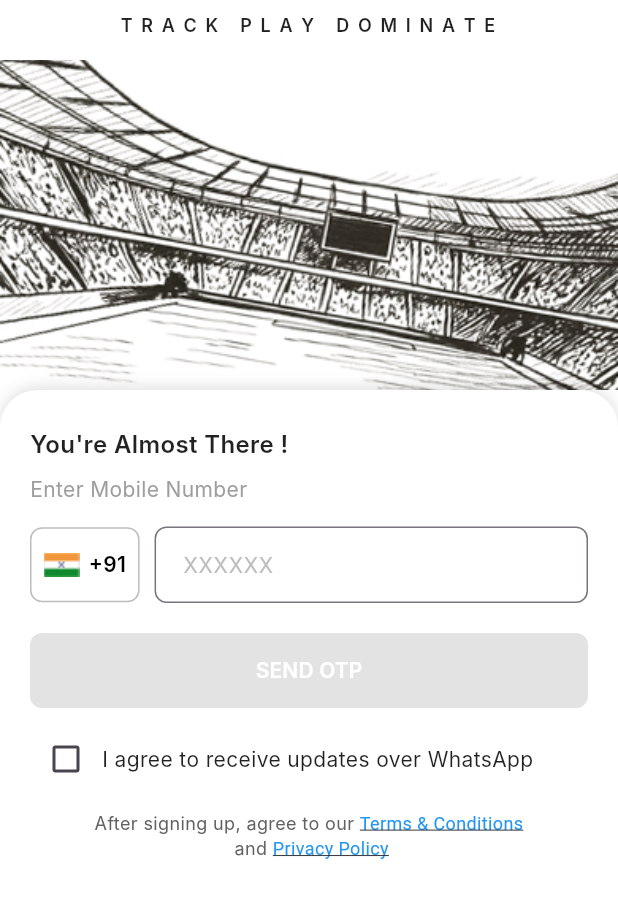
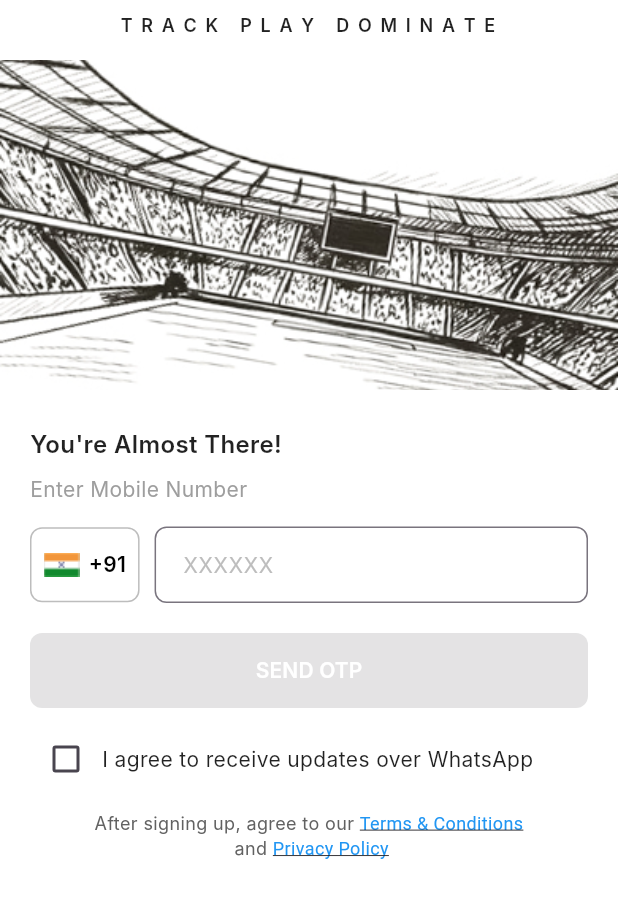
Before and after one commit to hirarajpoot/sports, a Flutter app: the screen it shows after launch, after a tap on "KICK OFF", on a phone screen of 412 x 824 dp, the part 210-1128 px from its top. Run offline on Flutter 3.47's test engine with Material 3 defaults, Android fonts, the phone set to English and light mode, and no system bars; our stand-ins replace get, share_plus; Roboto replaces fonts that are missing (Inter).

Commit message:
sports app

```diff
--- a/lib/AppUi/AppScreens/add_players_screen.dart
+++ b/lib/AppUi/AppScreens/add_players_screen.dart
@@ -14,6 +14,7 @@ class AddPlayersScreen extends StatelessWidget {
     final controller = Get.put(AddPlayersController());
 
     return Scaffold(
+      backgroundColor: Colors.white,
       body: Stack(
         children: [
           const BackgroundLayer(),
--- a/lib/AppUi/AppScreens/authScreens/signup_screen.dart
+++ b/lib/AppUi/AppScreens/authScreens/signup_screen.dart
@@ -8,45 +8,29 @@ import 'SignupScreen-Widgets/widgets/whatsapp_checkbox.dart';
 import 'SignupScreen-Widgets/widgets/terms_and_privacy.dart';
 
 class SignupScreen extends StatelessWidget {
-  final TextEditingController phoneController = TextEditingController();
+  final SignupController controller = Get.put(SignupController());
 
   SignupScreen({super.key});
 
   @override
   Widget build(BuildContext context) {
-    return GetBuilder<SignupController>(
-      init: SignupController(),
-      builder: (controller) {
     return Scaffold(
       backgroundColor: Colors.white,
       body: SafeArea(
         child: Column(
           children: [
-                const TopSection(), // ✅ Directly using Common-Widgets
+            const TopSection(), // ✅ Common Header
             Expanded(
-                  child: Container(
-                    width: double.infinity,
-                    decoration: BoxDecoration(
-                      color: Colors.white,
-                      borderRadius: BorderRadius.only(
-                        topLeft: Radius.circular(25),
-                        topRight: Radius.circular(25),
+              child: SingleChildScrollView(
+                padding: const EdgeInsets.symmetric(
+                  horizontal: 20,
+                  vertical: 25,
                 ),
-                      boxShadow: [
-                        BoxShadow(
-                          color: Colors.black12,
-                          blurRadius: 8,
-                          offset: Offset(0, -2),
-                        ),
-                      ],
-                    ),
-                    padding: EdgeInsets.symmetric(horizontal: 20, vertical: 25),
-                    child: SingleChildScrollView(
                 child: Column(
                   crossAxisAlignment: CrossAxisAlignment.start,
                   children: [
-                          Text(
-                            "You're Almost There !",
+                    const Text(
+                      "You're Almost There!",
                       style: TextStyle(
                         fontFamily: 'Inter',
                         fontSize: 16,
@@ -54,7 +38,7 @@ class SignupScreen extends StatelessWidget {
                         color: Colors.black87,
                       ),
                     ),
-                          SizedBox(height: 8),
+                    const SizedBox(height: 8),
                     Text(
                       "Enter Mobile Number",
                       style: TextStyle(
@@ -64,20 +48,22 @@ class SignupScreen extends StatelessWidget {
                         color: Colors.grey.shade500,
                       ),
                     ),
-                          SizedBox(height: 15),
+                    const SizedBox(height: 15),
 
-                          MobileInputField(controller: phoneController),
-                          SizedBox(height: 20),
+                    MobileInputField(controller: controller.phoneController),
+                    const SizedBox(height: 20),
 
-                          SendOtpButton(controller: controller, phoneController: phoneController),
-                          SizedBox(height: 10),
+                    SendOtpButton(
+                      controller: controller,
+                      phoneController: controller.phoneController,
+                    ),
+                    const SizedBox(height: 10),
 
                     WhatsappCheckbox(controller: controller),
-                          SizedBox(height: 10),
+                    const SizedBox(height: 10),
 
                     const TermsAndPrivacyText(),
                   ],
-                      ),
                 ),
               ),
             ),
@@ -85,7 +71,5 @@ class SignupScreen extends StatelessWidget {
         ),
       ),
     );
-      },
-    );
   }
 }
--- a/lib/AppUi/AppScreens/leaderboard_screen.dart
+++ b/lib/AppUi/AppScreens/leaderboard_screen.dart
@@ -14,6 +14,7 @@ class LeaderboardScreen extends StatelessWidget {
     final titleFontSize = size.width < 600 ? 20.0 : 28.0;
 
     return Scaffold(
+      backgroundColor: Colors.white,
       body: Stack(
         children: [
           const BackgroundLayer(),
@@ -247,6 +248,7 @@ class LeaderboardScreen extends StatelessWidget {
       ],
     );
   }
+
   Widget _strikerContent() {
     return Center(
       child: Column(
@@ -267,6 +269,7 @@ class LeaderboardScreen extends StatelessWidget {
       ),
     );
   }
+
   Widget _midfielderContent() {
     return ListView(
       padding: const EdgeInsets.all(8),
@@ -285,6 +288,7 @@ class LeaderboardScreen extends StatelessWidget {
       }),
     );
   }
+
   Widget _goalkeeperContent() {
     return Center(
       child: Column(
--- a/lib/AppUi/AppScreens/match_preview_screen.dart
+++ b/lib/AppUi/AppScreens/match_preview_screen.dart
@@ -64,8 +64,8 @@ class MatchPreviewScreen extends StatelessWidget {
               onPressed: ctrl.onReadyTapped,
               style: ElevatedButton.styleFrom(
                 backgroundColor: ctrl.isReady.value
-                    ? const Color(0xFF28A745) // Green when ready
-                    : const Color(0xFF1A9A5D), // Original color
+                    ? const Color(0xFF28A745)
+                    : const Color(0xFF1A9A5D),
                 shape: RoundedRectangleBorder(
                   borderRadius: BorderRadius.circular(12),
                 ),
--- a/lib/AppUi/AppScreens/splash.dart
+++ b/lib/AppUi/AppScreens/splash.dart
@@ -1,8 +1,5 @@
 import 'package:flutter/material.dart';
 import 'package:get/get.dart';
-import 'dart:async';
-
-import '../Controllers/auth-controllers/splash_controller.dart';
 import '../Utlies/routes/app_routes.dart';
 
 class Splash extends StatefulWidget {
@@ -14,27 +11,22 @@ class Splash extends StatefulWidget {
 
 class _SplashState extends State<Splash> with SingleTickerProviderStateMixin {
   late AnimationController _controller;
-  late Animation<double> _animation;
 
   @override
   void initState() {
     super.initState();
-    _controller = AnimationController(
-      duration: const Duration(seconds: 50),
+
+    _controller =
+        AnimationController(
+            duration: const Duration(seconds: 3), // ✅ Fast 3s animation
             vsync: this,
-    );
-
-    _animation = CurvedAnimation(parent: _controller, curve: Curves.linear);
-
-    _controller.forward();
-
-    _controller.addStatusListener((status) {
+          )
+          ..addStatusListener((status) {
             if (status == AnimationStatus.completed) {
-        Future.delayed(const Duration(milliseconds: 50), () {
               Get.offAllNamed(AppRoutes.meet);
-        });
             }
-    });
+          })
+          ..forward();
   }
 
   @override
@@ -45,16 +37,11 @@ class _SplashState extends State<Splash> with SingleTickerProviderStateMixin {
 
   @override
   Widget build(BuildContext context) {
-    double fieldWidth = 300;
-    double ballSize = 20;
+    double fieldWidth = MediaQuery.of(context).size.width * 0.8;
+    double ballSize = 24;
 
-    return GetBuilder<SplashController>(
-      init: SplashController(),
-      builder: (_) {
     return Scaffold(
       body: Container(
-            width: double.infinity,
-            height: double.infinity,
         decoration: const BoxDecoration(
           gradient: LinearGradient(
             colors: [Color(0xFF1A9A5D), Color(0xFF76D7C4)],
@@ -73,13 +60,13 @@ class _SplashState extends State<Splash> with SingleTickerProviderStateMixin {
             ),
             Positioned(
               bottom: 60,
-                  left: 0,
-                  right: 0,
+              left: (MediaQuery.of(context).size.width - fieldWidth) / 2,
+              child: SizedBox(
+                width: fieldWidth,
                 child: Column(
                   children: [
                     const Text(
                       'B U I L D   F O R   B A L L E R S',
-                        textAlign: TextAlign.center,
                       style: TextStyle(
                         color: Colors.white,
                         fontSize: 10,
@@ -89,33 +76,24 @@ class _SplashState extends State<Splash> with SingleTickerProviderStateMixin {
                     ),
                     const SizedBox(height: 30),
                     Container(
-                        width: fieldWidth,
-                        height: 25,
+                      height: 28,
                       decoration: BoxDecoration(
-                          color: Colors.transparent,
                         borderRadius: BorderRadius.circular(12),
                         border: Border.all(color: Colors.white, width: 1.5),
                       ),
-                        child: Stack(
-                          clipBehavior: Clip.none,
+                      child: AnimatedBuilder(
+                        animation: _controller,
+                        builder: (ctx, child) {
+                          final pos =
+                              _controller.value * (fieldWidth - ballSize);
+                          return Stack(
                             children: [
-                            AnimatedBuilder(
-                              animation: _animation,
-                              builder: (context, child) {
-                                double maxPosition = fieldWidth - ballSize;
-                                double position =
-                                    _animation.value * maxPosition;
-                                double opacity = (_animation.value > 0.95)
-                                    ? 1.0 - ((_animation.value - 0.95) * 20)
-                                    : 1.0;
-
-                                return Positioned(
-                                  left: position,
-                                  top: (25 - ballSize) / 2,
-                                  child: Opacity(
-                                    opacity: opacity.clamp(0.0, 1.0),
+                              Positioned(
+                                left: pos,
+                                top: (28 - ballSize) / 2,
                                 child: child!,
                               ),
+                            ],
                           );
                         },
                         child: Image.asset(
@@ -124,33 +102,14 @@ class _SplashState extends State<Splash> with SingleTickerProviderStateMixin {
                           height: ballSize,
                         ),
                       ),
-                            Positioned.fill(
-                              child: Padding(
-                                padding: const EdgeInsets.only(
-                                  left: 30,
-                                  right: 5,
                     ),
-                                child: TextField(
-                                  style: const TextStyle(color: Colors.black),
-                                  decoration: const InputDecoration(
-                                    hintStyle: TextStyle(color: Colors.grey),
-                                    border: InputBorder.none,
-                                  ),
-                                  cursorColor: Colors.black,
+                  ],
                 ),
               ),
             ),
           ],
         ),
       ),
-                    ],
-                  ),
-                ),
-              ],
-            ),
-          ),
-        );
-      },
     );
   }
 }
--- a/lib/AppUi/AppScreens/team_selection_screen.dart
+++ b/lib/AppUi/AppScreens/team_selection_screen.dart
@@ -17,9 +17,11 @@ class TeamSelectionScreen extends StatelessWidget {
     double baseFont(double size) => size * mq.textScaleFactor;
 
     return Scaffold(
+      backgroundColor: Colors.white,
       extendBodyBehindAppBar: true,
       appBar: TopBar(baseFont: baseFont),
-      body: Stack(children: [
+      body: Stack(
+        children: [
           Positioned.fill(
             child: Opacity(
               opacity: 0.05,
@@ -35,15 +37,24 @@ class TeamSelectionScreen extends StatelessWidget {
                 const SizedBox(height: 24),
                 SelectClubSwitch(baseFont: baseFont, controller: controller),
                 const SizedBox(height: 32),
-              TeamCard(baseFont: baseFont, label: 'Team A', onTap: controller.goToNextScreen),
+                TeamCard(
+                  baseFont: baseFont,
+                  label: 'Team A',
+                  onTap: controller.goToNextScreen,
+                ),
                 const SizedBox(height: 32),
                 VsCircle(baseFont: baseFont),
                 const SizedBox(height: 32),
-              TeamCard(baseFont: baseFont, label: 'Team B', onTap: controller.goToNextScreen),
+                TeamCard(
+                  baseFont: baseFont,
+                  label: 'Team B',
+                  onTap: controller.goToNextScreen,
+                ),
               ],
             ),
           ),
-      ]),
+        ],
+      ),
     );
   }
 }
--- a/lib/AppUi/Controllers/auth-controllers/signup_controller.dart
+++ b/lib/AppUi/Controllers/auth-controllers/signup_controller.dart
@@ -1,14 +1,23 @@
+import 'package:flutter/material.dart';
 import 'package:get/get.dart';
 
 class SignupController extends GetxController {
   var isWhatsappChecked = false.obs;
   var isButtonGreen = false.obs;
 
+  final TextEditingController phoneController = TextEditingController();
+
   void toggleWhatsapp(bool? value) {
     isWhatsappChecked.value = value ?? false;
   }
 
   void goToNextScreen() {
-    Get.toNamed('/verify-otp');
+    Get.offNamed('/verify-otp');
+  }
+
+  @override
+  void onClose() {
+    phoneController.dispose();
+    super.onClose();
   }
 }
--- a/lib/AppUi/Controllers/auth-controllers/splash_controller.dart
+++ /dev/null
@@ -1,15 +0,0 @@
-import 'package:get/get.dart';
-import '../../Utlies/routes/app_routes.dart';
-
-class SplashController extends GetxController {
-  @override
-  void onInit() {
-    super.onInit();
-    _proceed();
-  }
-
-  void _proceed() async {
-    await Future.delayed(Duration(seconds: 3));
-    Get.offAllNamed(AppRoutes.meet);
-  }
-}
--- a/lib/AppUi/Utlies/routes/app_routes.dart
+++ b/lib/AppUi/Utlies/routes/app_routes.dart
@@ -44,7 +44,6 @@ class AppRoutes {
       name: signup,
       page: () => SignupScreen(),
       transition: Transition.downToUp,
-      transitionDuration: Duration(milliseconds: 200),
     ),
     GetPage(
       name: verifyOtp,
--- a/lib/AppUi/Widgets/Common-Widgets/custom_drawer.dart
+++ b/lib/AppUi/Widgets/Common-Widgets/custom_drawer.dart
@@ -13,7 +13,7 @@ class CustomDrawer extends StatelessWidget {
         children: [
           Container(
             width: MediaQuery.of(context).size.width * 0.75,
-            color: const Color(0xFF2E8A57), // Green background
+            color: const Color(0xFF2E8A57),
             child: SafeArea(
               child: Padding(
                 padding: const EdgeInsets.symmetric(
```
Lines whose indentation alone changed are shown as unchanged.
